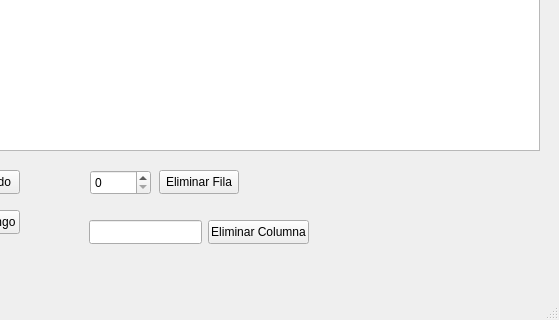
Qt form mainwindow.ui (Fab-fma/Proyecto-Matriz-Dispersa) before a commit; both pictures show x 241 to 800 and y 280 to 600 of the 800 by 600 pixel window.
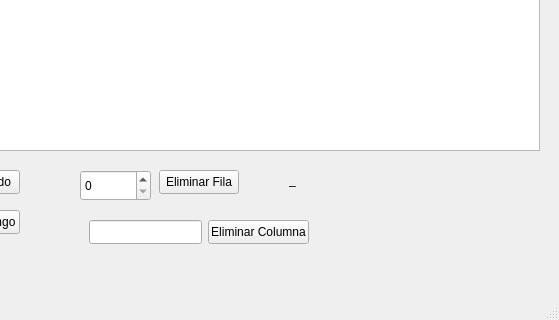
The same form after that commit.

Diff of the .ui file:
```diff
--- a/mainwindow.ui
+++ b/mainwindow.ui
@@ -76,10 +76,10 @@
    <widget class="QSpinBox" name="spinBoxFila">
     <property name="geometry">
      <rect>
-      <x>331</x>
+      <x>321</x>
       <y>450</y>
-      <width>61</width>
-      <height>25</height>
+      <width>71</width>
+      <height>31</height>
      </rect>
     </property>
    </widget>
@@ -119,6 +119,19 @@
      <string>Eliminar Rango</string>
     </property>
    </widget>
+   <widget class="QLabel" name="labelValorCelda">
+    <property name="geometry">
+     <rect>
+      <x>530</x>
+      <y>450</y>
+      <width>131</width>
+      <height>20</height>
+     </rect>
+    </property>
+    <property name="text">
+     <string>_</string>
+    </property>
+   </widget>
   </widget>
   <widget class="QMenuBar" name="menubar">
    <property name="geometry">
```
